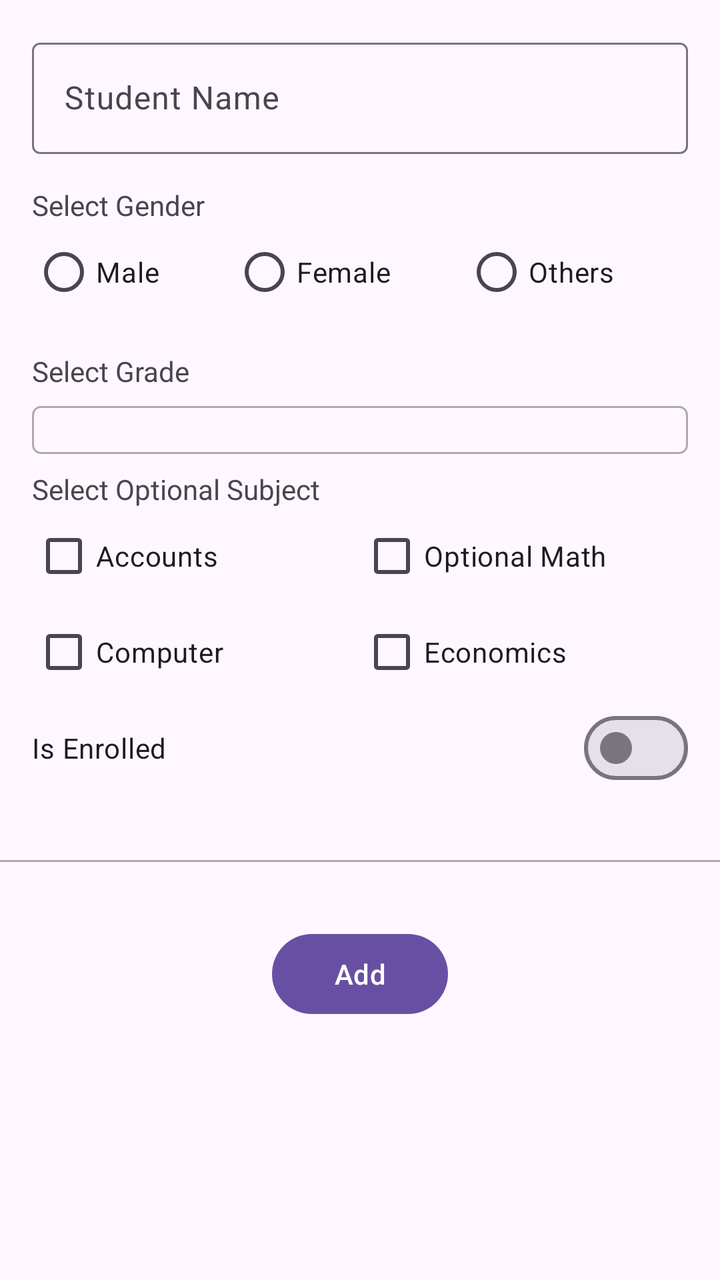
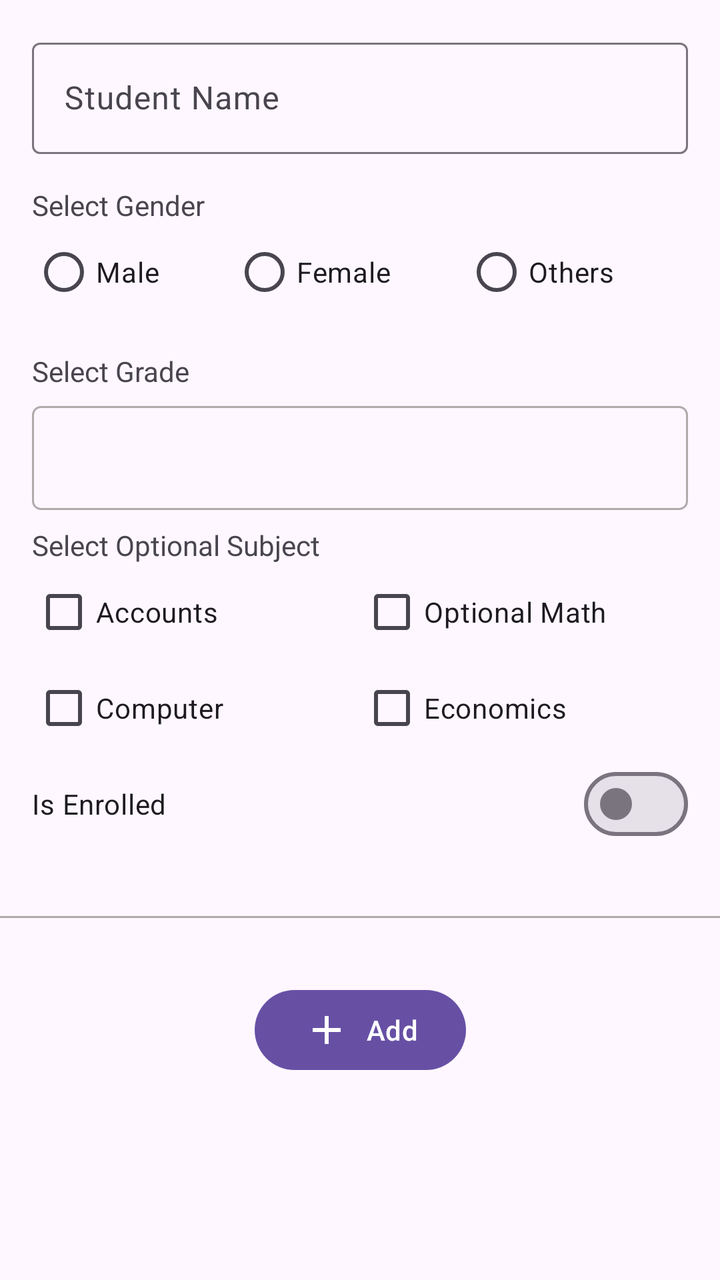

The first picture is an Android layout as it rendered before a commit; the second is the same layout after the commit. The layout source and the unified diff follow.
<!-- AndroidManifest.xml: application theme Theme.Classroom -->
<!-- res/layout/activity_add_student.xml -->
<?xml version="1.0" encoding="utf-8"?>
<androidx.constraintlayout.widget.ConstraintLayout xmlns:android="http://schemas.android.com/apk/res/android"
    xmlns:app="http://schemas.android.com/apk/res-auto"
    xmlns:tools="http://schemas.android.com/tools"
    android:id="@+id/main"
    android:layout_width="match_parent"
    android:layout_height="match_parent"
    tools:context=".AddStudentActivity">

    <com.google.android.material.textfield.TextInputLayout
        android:id="@+id/studentNameTil"
        android:layout_width="match_parent"
        android:layout_height="wrap_content"
        android:layout_marginHorizontal="16dp"
        android:layout_marginTop="16dp"
        android:hint="@string/student_name"
        app:layout_constraintLeft_toLeftOf="parent"
        app:layout_constraintRight_toRightOf="parent"
        app:layout_constraintTop_toTopOf="parent">

        <com.google.android.material.textfield.TextInputEditText
            android:id="@+id/studentName"
            android:layout_width="match_parent"
            android:layout_height="match_parent" />

    </com.google.android.material.textfield.TextInputLayout>

    <LinearLayout
        android:id="@+id/genderWrapper"
        android:layout_width="match_parent"
        android:layout_height="wrap_content"
        android:layout_marginHorizontal="16dp"
        android:layout_marginTop="16dp"
        android:orientation="vertical"
        app:layout_constraintLeft_toLeftOf="parent"
        app:layout_constraintRight_toRightOf="parent"
        app:layout_constraintTop_toBottomOf="@+id/studentNameTil">

        <TextView
            android:layout_width="match_parent"
            android:layout_height="wrap_content"
            android:text="@string/select_gender" />

        <RadioGroup
            android:id="@+id/genderGroup"
            android:layout_width="match_parent"
            android:layout_height="wrap_content"
            android:orientation="horizontal">

            <RadioButton
                android:id="@+id/genderMale"
                android:layout_width="wrap_content"
                android:layout_height="wrap_content"
                android:layout_weight="1"
                android:text="@string/male" />

            <RadioButton
                android:id="@+id/genderFemale"
                android:layout_width="wrap_content"
                android:layout_height="wrap_content"
                android:layout_weight="1"
                android:text="@string/female" />

            <RadioButton
                android:id="@+id/genderOthers"
                android:layout_width="wrap_content"
                android:layout_height="wrap_content"
                android:layout_weight="1"
                android:text="@string/others" />


        </RadioGroup>

    </LinearLayout>

    <LinearLayout
        android:id="@+id/gradeSpinnerWrapper"
        android:layout_width="match_parent"
        android:layout_height="wrap_content"
        android:layout_marginHorizontal="16dp"
        android:layout_marginTop="16dp"
        android:orientation="vertical"
        app:layout_constraintLeft_toLeftOf="parent"
        app:layout_constraintRight_toRightOf="parent"
        app:layout_constraintTop_toBottomOf="@+id/genderWrapper">

        <TextView
            android:layout_width="match_parent"
            android:layout_height="wrap_content"
            android:text="@string/select_grade" />

        <Spinner
            android:id="@+id/gradeSpinner"
            android:layout_width="match_parent"
            android:layout_height="wrap_content"
            android:layout_marginTop="8dp"
            android:background="@drawable/rounded_4dp_grey_border_1dp"
            android:paddingVertical="12dp" />

    </LinearLayout>

    <LinearLayout
        android:id="@+id/subjectWrapper"
        android:layout_width="match_parent"
        android:layout_height="wrap_content"
        android:layout_marginHorizontal="16dp"
        android:layout_marginTop="8dp"
        android:orientation="vertical"
        app:layout_constraintLeft_toLeftOf="parent"
        app:layout_constraintRight_toRightOf="parent"
        app:layout_constraintTop_toBottomOf="@+id/gradeSpinnerWrapper">

        <TextView
            android:layout_width="match_parent"
            android:layout_height="wrap_content"
            android:text="@string/select_opt_subject" />

        <LinearLayout
            android:layout_width="match_parent"
            android:layout_height="wrap_content"
            android:orientation="horizontal">

            <CheckBox
                android:layout_width="0dp"
                android:layout_height="wrap_content"
                android:layout_weight="1"
                android:text="@string/accounts" />

            <CheckBox
                android:layout_width="0dp"
                android:layout_height="wrap_content"
                android:layout_weight="1"
                android:text="@string/opt_math" />

        </LinearLayout>

        <LinearLayout
            android:layout_width="match_parent"
            android:layout_height="wrap_content"
            android:orientation="horizontal">

            <CheckBox
                android:layout_width="0dp"
                android:layout_height="wrap_content"
                android:layout_weight="1"
                android:text="@string/computer" />

            <CheckBox
                android:layout_width="0dp"
                android:layout_height="wrap_content"
                android:layout_weight="1"
                android:text="@string/economics" />

        </LinearLayout>

    </LinearLayout>

    <com.google.android.material.materialswitch.MaterialSwitch
        android:id="@+id/isEnrolled"
        android:layout_width="match_parent"
        android:layout_height="wrap_content"
        android:layout_marginHorizontal="16dp"
        android:text="@string/is_enrolled"
        app:layout_constraintLeft_toLeftOf="parent"
        app:layout_constraintRight_toRightOf="parent"
        app:layout_constraintTop_toBottomOf="@+id/subjectWrapper" />

    <FrameLayout
        android:id="@+id/dividerWrapper"
        android:layout_width="match_parent"
        android:layout_height="wrap_content"
        android:layout_marginTop="32dp"
        app:layout_constraintLeft_toLeftOf="parent"
        app:layout_constraintRight_toRightOf="parent"
        app:layout_constraintTop_toBottomOf="@+id/isEnrolled">

        <include
            android:id="@+id/divider"
            layout="@layout/horizontal_divider" />

    </FrameLayout>


    <com.google.android.material.button.MaterialButton
        android:layout_width="wrap_content"
        android:layout_height="wrap_content"
        android:layout_marginHorizontal="16dp"
        android:layout_marginTop="32dp"
        android:text="@string/add"
        app:layout_constraintLeft_toLeftOf="parent"
        app:layout_constraintRight_toRightOf="parent"
        app:layout_constraintTop_toBottomOf="@+id/dividerWrapper" />


</androidx.constraintlayout.widget.ConstraintLayout>
<!-- res/layout/horizontal_divider.xml (included above) -->
<?xml version="1.0" encoding="utf-8"?>
<View xmlns:android="http://schemas.android.com/apk/res/android"
    android:layout_width="match_parent"
    android:layout_height="1dp"
    android:background="@color/gray" />
<!-- resources referenced by this layout -->
<resources>
  <color name="gray">#AFABAB</color>
  <!-- drawable rounded_4dp_grey_border_1dp (drawable) -->
  <?xml version="1.0" encoding="utf-8"?>
  <shape android:shape="rectangle"
      xmlns:android="http://schemas.android.com/apk/res/android">
  
      <corners android:radius="4dp" />
  
      <stroke android:color="@color/gray" android:width="1dp" />
  
  </shape>
  <string name="accounts">Accounts</string>
  <string name="add">Add</string>
  <string name="computer">Computer</string>
  <string name="economics">Economics</string>
  <string name="female">Female</string>
  <string name="is_enrolled">Is Enrolled</string>
  <string name="male">Male</string>
  <string name="opt_math">Optional Math</string>
  <string name="others">Others</string>
  <string name="select_gender">Select Gender</string>
  <string name="select_grade">Select Grade</string>
  <string name="select_opt_subject">Select Optional Subject</string>
  <string name="student_name">Student Name</string>
  <style name="Theme.Classroom" parent="Base.Theme.Classroom" />
  <style name="Base.Theme.Classroom" parent="Theme.Material3.DayNight.NoActionBar">
          
          
      </style>
</resources>

<!-- the commit's change to res/layout/activity_add_student.xml (unified diff, before → after) -->
@@ -95,7 +95,7 @@
             android:layout_height="wrap_content"
             android:layout_marginTop="8dp"
             android:background="@drawable/rounded_4dp_grey_border_1dp"
-            android:paddingVertical="12dp" />
+            android:minHeight="52dp" />
 
     </LinearLayout>
 
@@ -121,12 +121,14 @@
             android:orientation="horizontal">
 
             <CheckBox
+                android:id="@+id/optSubjectAccounts"
                 android:layout_width="0dp"
                 android:layout_height="wrap_content"
                 android:layout_weight="1"
                 android:text="@string/accounts" />
 
             <CheckBox
+                android:id="@+id/optSubjectMath"
                 android:layout_width="0dp"
                 android:layout_height="wrap_content"
                 android:layout_weight="1"
@@ -140,12 +142,14 @@
             android:orientation="horizontal">
 
             <CheckBox
+                android:id="@+id/optSubjectComputer"
                 android:layout_width="0dp"
                 android:layout_height="wrap_content"
                 android:layout_weight="1"
                 android:text="@string/computer" />
 
             <CheckBox
+                android:id="@+id/optSubjectEconomics"
                 android:layout_width="0dp"
                 android:layout_height="wrap_content"
                 android:layout_weight="1"
@@ -180,8 +184,8 @@
 
     </FrameLayout>
 
-
     <com.google.android.material.button.MaterialButton
+        android:id="@+id/addBtn"
         android:layout_width="wrap_content"
         android:layout_height="wrap_content"
         android:layout_marginHorizontal="16dp"
@@ -189,8 +193,9 @@
         android:text="@string/add"
         app:layout_constraintLeft_toLeftOf="parent"
         app:layout_constraintRight_toRightOf="parent"
+        android:drawableLeft="@drawable/add"
+        android:drawableTint="@color/white"
         app:layout_constraintTop_toBottomOf="@+id/dividerWrapper" />
-
 
 </androidx.constraintlayout.widget.ConstraintLayout>
 <!-- res/layout/horizontal_divider.xml (included above) -->
<!-- resource entries referenced after the edit -->
@@ -1,6 +1,13 @@
 <!-- resources referenced by this layout -->
 <resources>
   <color name="gray">#AFABAB</color>
+  <color name="white">#FFFFFFFF</color>
+  <!-- drawable add (drawable) -->
+  <vector xmlns:android="http://schemas.android.com/apk/res/android" android:height="24dp" android:tint="#080808" android:viewportHeight="24" android:viewportWidth="24" android:width="24dp">
+        
+      <path android:fillColor="@android:color/white" android:pathData="M19,13h-6v6h-2v-6H5v-2h6V5h2v6h6v2z"/>
+      
+  </vector>
   <!-- drawable rounded_4dp_grey_border_1dp (drawable) -->
   <?xml version="1.0" encoding="utf-8"?>
   <shape android:shape="rectangle"
